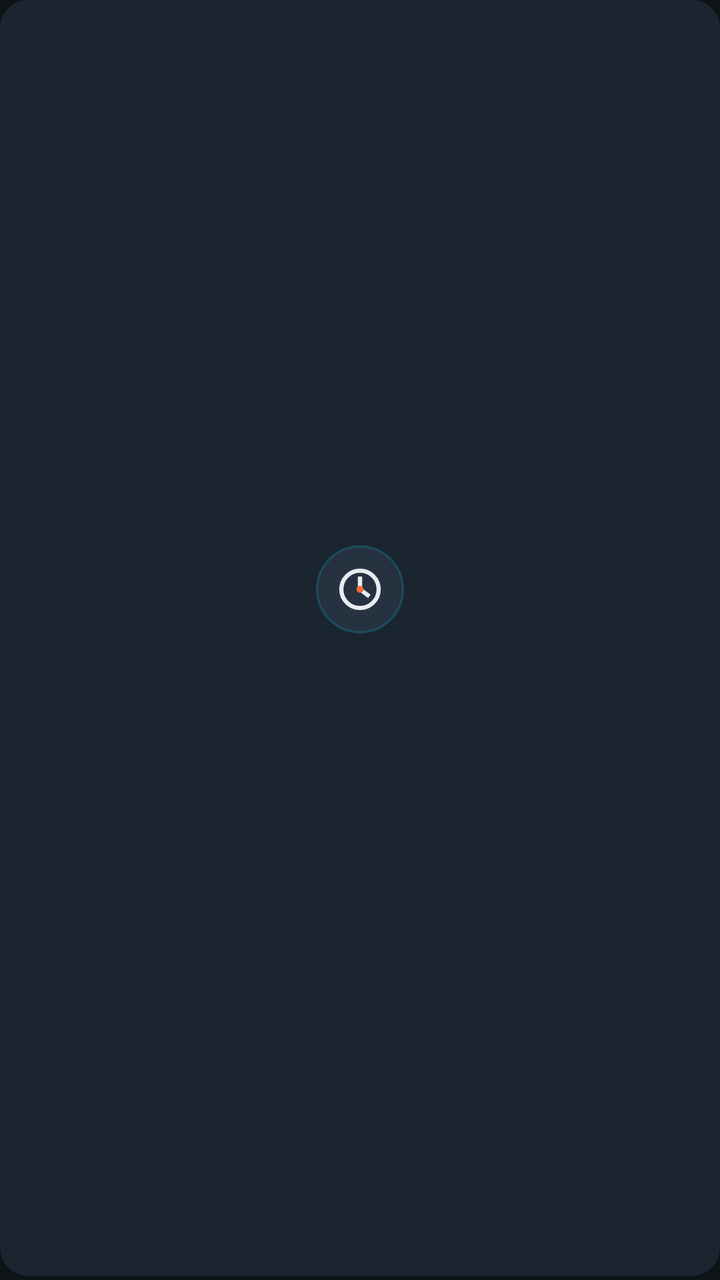
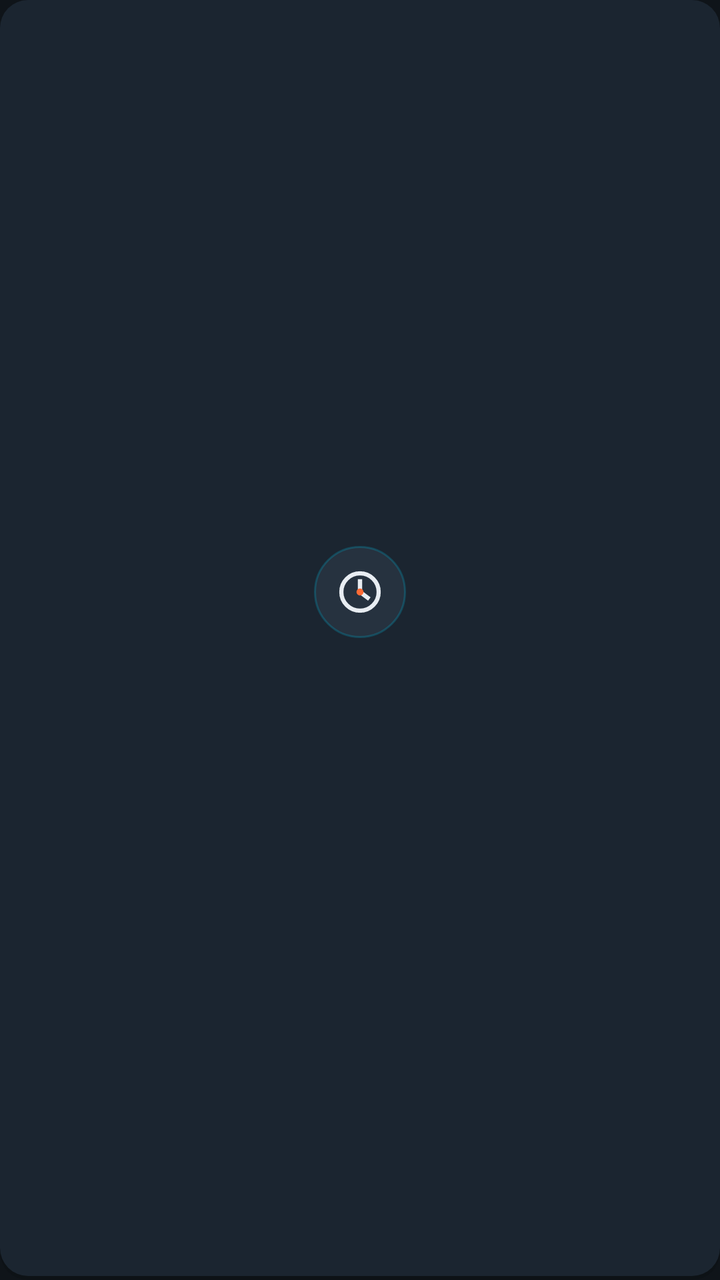

Before-and-after screenshots of an Android layout around one commit, followed by the original layout XML and the change that was made.
<!-- AndroidManifest.xml: application theme Theme.HeliOBD -->
<!-- res/layout/item_feature.xml -->
<?xml version="1.0" encoding="utf-8"?>
<LinearLayout xmlns:android="http://schemas.android.com/apk/res/android"
    android:layout_width="wrap_content"
    android:layout_height="wrap_content"
    android:background="@drawable/bg_card_ripple"
    android:clickable="true"
    android:focusable="true"
    android:gravity="center"
    android:orientation="vertical"
    android:padding="12dp">

    <ImageView
        android:id="@+id/feature_icon"
        android:layout_width="44dp"
        android:layout_height="44dp"
        android:background="@drawable/bg_icon_ring"
        android:contentDescription="@null"
        android:padding="8dp"
        android:src="@drawable/ic_obd" />

    <TextView
        android:id="@+id/feature_title"
        style="@style/CardText"
        android:layout_width="wrap_content"
        android:layout_height="wrap_content"
        android:layout_marginTop="8dp"
        android:textSize="17sp"
        android:textStyle="bold" />

    <TextView
        android:id="@+id/feature_desc"
        style="@style/SubText"
        android:layout_width="wrap_content"
        android:layout_height="wrap_content"
        android:layout_marginTop="2dp"
        android:gravity="center"
        android:maxLines="2" />
</LinearLayout>
<!-- resources referenced by this layout -->
<resources>
  <!-- drawable bg_card_ripple (drawable) -->
  <?xml version="1.0" encoding="utf-8"?>
  <ripple xmlns:android="http://schemas.android.com/apk/res/android"
      android:color="@color/primary_20">
      <item android:drawable="@drawable/bg_card" />
  </ripple>
  <!-- drawable bg_icon_ring (drawable) -->
  <?xml version="1.0" encoding="utf-8"?>
  <shape xmlns:android="http://schemas.android.com/apk/res/android" android:shape="oval">
      <solid android:color="@color/surface_alt" />
      <stroke android:width="1dp" android:color="@color/primary_25" />
  </shape>
  <!-- drawable ic_obd (drawable) -->
  <?xml version="1.0" encoding="utf-8"?>
  <vector xmlns:android="http://schemas.android.com/apk/res/android"
      android:width="48dp" android:height="48dp"
      android:viewportWidth="24" android:viewportHeight="24">
      <path android:fillColor="#00000000" android:strokeColor="#E8EDF2" android:strokeWidth="1.8"
          android:pathData="M12,4A8,8 0 1,0 12,20A8,8 0 1,0 12,4" />
      <path android:fillColor="#00000000" android:strokeColor="#E8EDF2" android:strokeWidth="1.8"
          android:pathData="M12,12 L12,6.5 M12,12 L16,15" />
      <path android:fillColor="#FF6B35"
          android:pathData="M12,12m-1.5,0a1.5,1.5 0 1,0 3,0a1.5,1.5 0 1,0 -3,0" />
  </vector>
  <style name="CardText" parent="">
          <item name="android:textColor">@color/text_primary</item>
          <item name="android:textSize">16sp</item>
          <item name="android:fontFamily">sans-serif-medium</item>
          <item name="android:lineSpacingMultiplier">1.2</item>
      </style>
  <style name="SubText" parent="">
          <item name="android:textColor">@color/text_secondary</item>
          <item name="android:textSize">13sp</item>
          <item name="android:lineSpacingMultiplier">1.2</item>
      </style>
  <style name="Theme.HeliOBD" parent="Theme.AppCompat.DayNight.NoActionBar">
          <item name="colorPrimary">@color/primary</item>
          <item name="colorPrimaryDark">@color/primary_dark</item>
          <item name="colorAccent">@color/accent</item>
          <item name="android:windowBackground">@color/bg</item>
          <item name="android:statusBarColor">@color/bg</item>
          <item name="android:navigationBarColor">@color/bg</item>
          <item name="android:textColorPrimary">@color/text_primary</item>
          <item name="android:textColorSecondary">@color/text_secondary</item>
          
          <item name="android:windowLightStatusBar">@bool/window_light_status_bar</item>
          <item name="android:windowActionModeOverlay">true</item>
          <item name="android:windowNoTitle">true</item>
      </style>
  <color name="primary_20">#3300B4D8</color>
  <!-- drawable bg_card (drawable) -->
  <?xml version="1.0" encoding="utf-8"?>
  <layer-list xmlns:android="http://schemas.android.com/apk/res/android">
      
      <item android:top="2dp">
          <shape android:shape="rectangle">
              <solid android:color="#1F000000" />
              <corners android:radius="14dp" />
          </shape>
      </item>
      
      <item android:bottom="2dp">
          <shape android:shape="rectangle">
              <solid android:color="@color/surface" />
              <corners android:radius="14dp" />
          </shape>
      </item>
  </layer-list>
  <color name="surface_alt">#26323F</color>
  <color name="primary_25">#4000B4D8</color>
  <color name="text_primary">#E8EDF2</color>
  <color name="text_secondary">#8A99A8</color>
  <color name="primary">#00B4D8</color>
  <color name="primary_dark">#0A7E99</color>
  <color name="accent">#FF6B35</color>
  <color name="bg">#0F1419</color>
  <color name="surface">#1B2530</color>
</resources>

<!-- the commit's change to res/layout/item_feature.xml (unified diff, before → after) -->
@@ -7,15 +7,15 @@
     android:focusable="true"
     android:gravity="center"
     android:orientation="vertical"
-    android:padding="12dp">
+    android:padding="14dp">
 
     <ImageView
         android:id="@+id/feature_icon"
-        android:layout_width="44dp"
-        android:layout_height="44dp"
+        android:layout_width="46dp"
+        android:layout_height="46dp"
         android:background="@drawable/bg_icon_ring"
         android:contentDescription="@null"
-        android:padding="8dp"
+        android:padding="9dp"
         android:src="@drawable/ic_obd" />
 
     <TextView
@@ -24,8 +24,8 @@
         android:layout_width="wrap_content"
         android:layout_height="wrap_content"
         android:layout_marginTop="8dp"
-        android:textSize="17sp"
-        android:textStyle="bold" />
+        android:fontFamily="sans-serif-medium"
+        android:textSize="16sp" />
 
     <TextView
         android:id="@+id/feature_desc"
@@ -34,5 +34,6 @@
         android:layout_height="wrap_content"
         android:layout_marginTop="2dp"
         android:gravity="center"
-        android:maxLines="2" />
+        android:maxLines="2"
+        android:textSize="12sp" />
 </LinearLayout>
